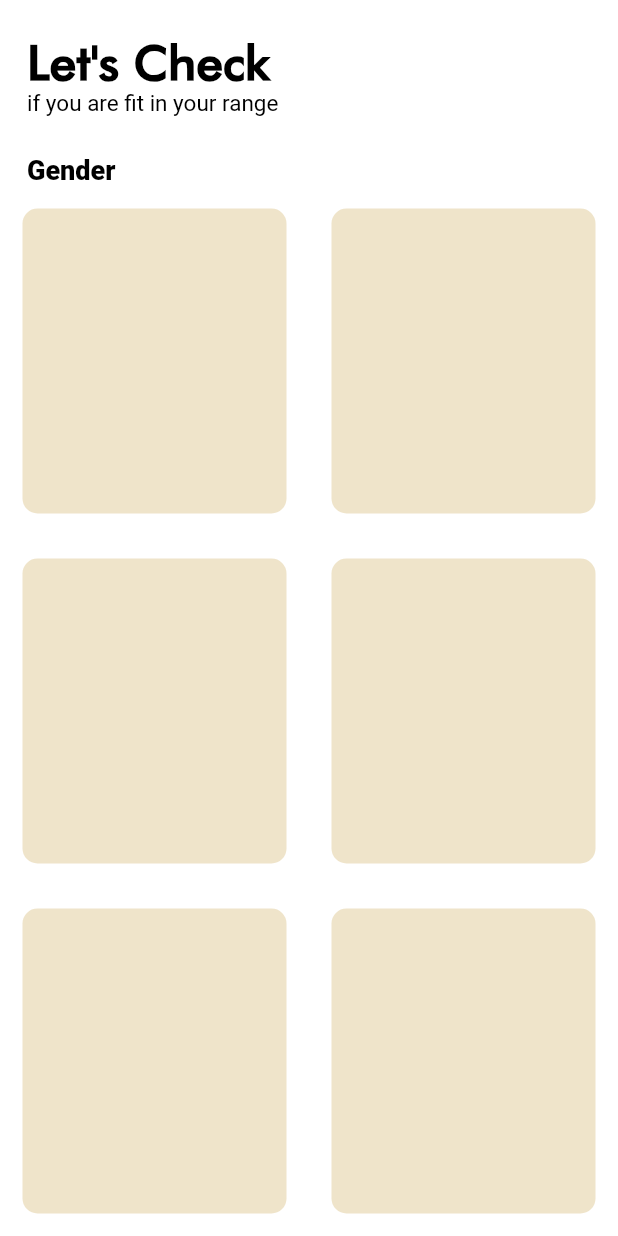
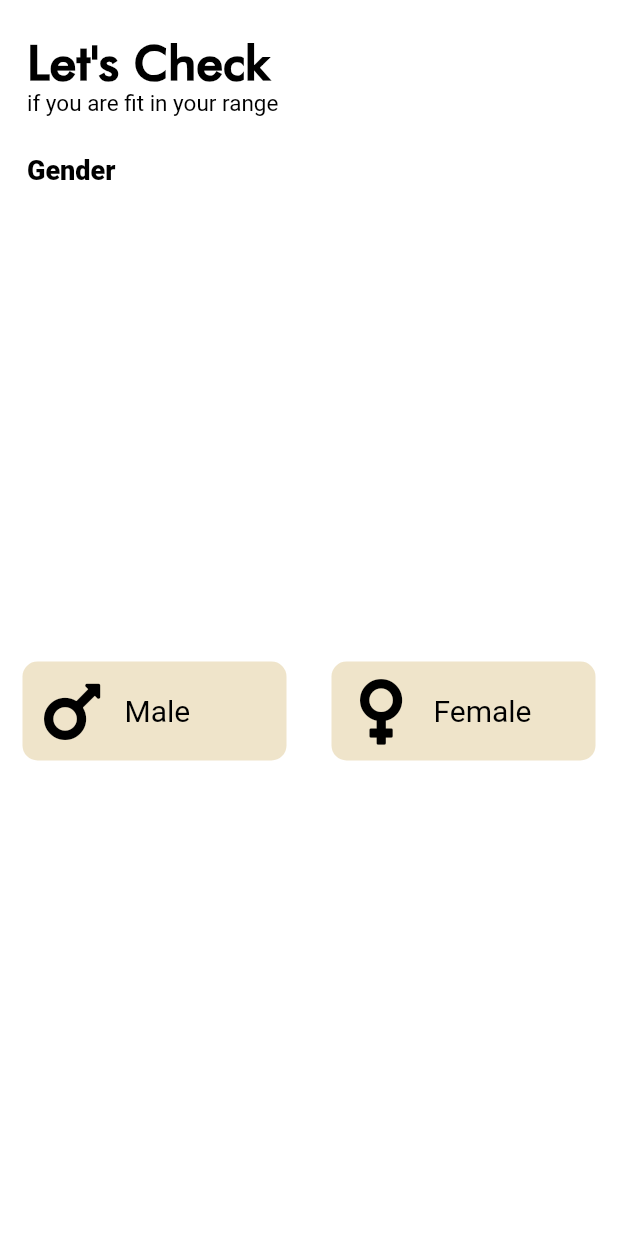
Before and after one commit to wasthTheekshana/Flutter-BMI-Calculator, a Flutter app: the screen it shows after launch, on a phone screen of 412 x 824 dp. Run offline on Flutter 3.47's test engine with Material 2 defaults, Android fonts, the phone set to English and light mode, and no system bars; our stand-ins replace font_awesome_flutter.

Commit message:
create icon_content
new dart file in component

```diff
--- /dev/null
+++ b/lib/components/icon_content.dart
@@ -0,0 +1,33 @@
+import 'package:flutter/material.dart';
+
+class IconContent extends StatelessWidget {
+  IconContent({required this.icon, required this.label});
+
+  final IconData icon;
+  final String label;
+  @override
+  Widget build(BuildContext context) {
+    return Padding(
+      padding: EdgeInsets.all(8.0),
+      child: Row(
+        children: [
+          Icon(
+            icon,
+            size: 50.0,
+            color: Colors.black,
+          ),
+          SizedBox(
+            width: 10.0,
+          ),
+          Text(
+            label,
+            style: TextStyle(
+              fontSize: 20.0,
+              color: Colors.black,
+            ),
+          )
+        ],
+      ),
+    );
+  }
+}
--- a/lib/screen/input_page.dart
+++ b/lib/screen/input_page.dart
@@ -1,5 +1,7 @@
+import 'package:bmi_calculator/components/icon_content.dart';
 import 'package:flutter/cupertino.dart';
 import 'package:flutter/material.dart';
+import 'package:font_awesome_flutter/font_awesome_flutter.dart';
 
 class InputPage extends StatefulWidget {
   const InputPage({Key? key}) : super(key: key);
@@ -51,14 +53,20 @@ class _InputPageState extends State<InputPage> {
             child: Row(
               children: [
                 Expanded(
-                  child: ReuseableCard(),
+                  child: ReuseableCard(
+                    colour: Color(0xFFEFE4CA),
+                    cardChild: IconContent(
+                      icon: FontAwesomeIcons.mars,
+                      label: 'Male',
+                    ),
+                  ),
                 ),
                 Expanded(
-                  child: Container(
-                    margin: EdgeInsets.all(15.0),
-                    decoration: BoxDecoration(
-                      color: Color(0xFFEFE4CA),
-                      borderRadius: BorderRadius.circular(10.0),
+                  child: ReuseableCard(
+                    colour: Color(0xFFEFE4CA),
+                    cardChild: IconContent(
+                      icon: FontAwesomeIcons.venus,
+                      label: 'Female',
                     ),
                   ),
                 ),
@@ -68,63 +76,6 @@ class _InputPageState extends State<InputPage> {
               ],
             ),
           ),
-          Expanded(
-            child: Row(
-              children: [
-                Expanded(
-                  child: Container(
-                    margin: EdgeInsets.all(15.0),
-                    decoration: BoxDecoration(
-                      color: Color(0xFFEFE4CA),
-                      borderRadius: BorderRadius.circular(10.0),
-                    ),
-                  ),
-                ),
-                Expanded(
-                  child: Container(
-                    margin: EdgeInsets.all(15.0),
-                    decoration: BoxDecoration(
-                      color: Color(0xFFEFE4CA),
-                      borderRadius: BorderRadius.circular(10.0),
-                    ),
-                  ),
-                ),
-                // Expanded(
-                //   child: null,
-                // ),
-              ],
-            ),
-          ),
-          Expanded(
-            child: Row(
-              children: [
-                Expanded(
-                  child: Container(
-                    margin: EdgeInsets.all(15.0),
-                    decoration: BoxDecoration(
-                      color: Color(0xFFEFE4CA),
-                      borderRadius: BorderRadius.circular(10.0),
-                    ),
-                  ),
-                ),
-                Expanded(
-                  child: Container(
-                    margin: EdgeInsets.all(15.0),
-                    decoration: BoxDecoration(
-                      color: Color(0xFFEFE4CA),
-                      borderRadius: BorderRadius.circular(10.0),
-                    ),
-                  ),
-                ),
-                // Expanded(
-                //   child: null,
-                // ),
-              ],
-            ),
-          ),
-          // Expanded(child: null),
-          // Expanded(child: null),
-          // Expanded(child: null),
         ],
       ),
     );
@@ -132,16 +83,17 @@ class _InputPageState extends State<InputPage> {
 }
 
 class ReuseableCard extends StatelessWidget {
-  const ReuseableCard({
-    Key? key,
-  }) : super(key: key);
+  ReuseableCard({required this.colour, required this.cardChild});
 
+  final Color colour;
+  final Widget cardChild;
   @override
   Widget build(BuildContext context) {
     return Container(
+      child: cardChild,
       margin: EdgeInsets.all(15.0),
       decoration: BoxDecoration(
-        color: Color(0xFFEFE4CA),
+        color: colour,
         borderRadius: BorderRadius.circular(10.0),
       ),
     );
--- a/pubspec.yaml
+++ b/pubspec.yaml
@@ -15,6 +15,7 @@ dependencies:
     sdk: flutter
 
   cupertino_icons: ^1.0.2
+  font_awesome_flutter: ^9.1.0
 
 dev_dependencies:
   flutter_test:
```
Also changed, not shown: pubspec.lock.
